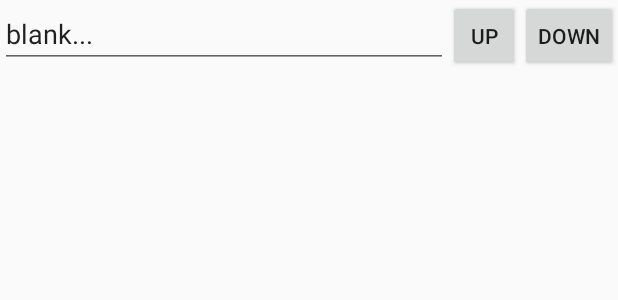
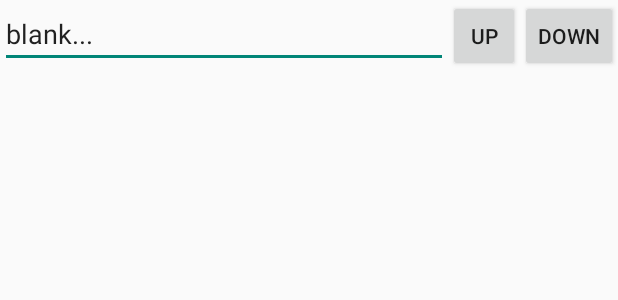
Before and after one commit to shioyang/SimpleTodoList, an Android app: the layout view_todo_item.xml on its own in the app's theme, with its tools: preview values and no code run, on a phone screen of 412 x 824 dp. Shown: the top 300 px of the screen. Run offline under Robolectric (Android 15) with nearby library versions, the phone set to English and light mode, and no system bars.

```diff
--- a/app/src/main/res/layout/view_todo_item.xml
+++ b/app/src/main/res/layout/view_todo_item.xml
@@ -1,7 +1,7 @@
 <?xml version="1.0" encoding="utf-8"?>
 <RelativeLayout xmlns:android="http://schemas.android.com/apk/res/android"
     android:layout_width="match_parent" android:layout_height="wrap_content"
-    android:descendantFocusability="blocksDescendants" >
+    android:descendantFocusability="afterDescendants" >
 
     <EditText
         android:layout_width="wrap_content"
```
